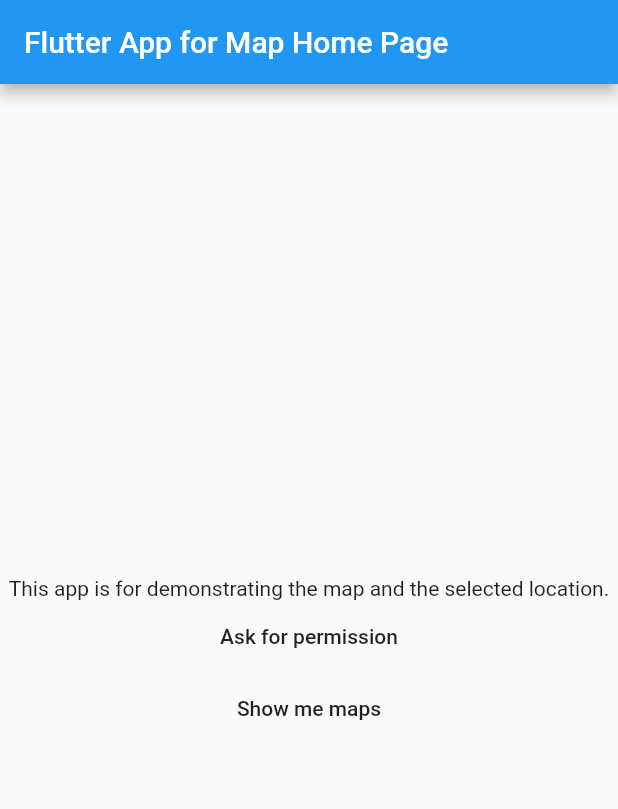
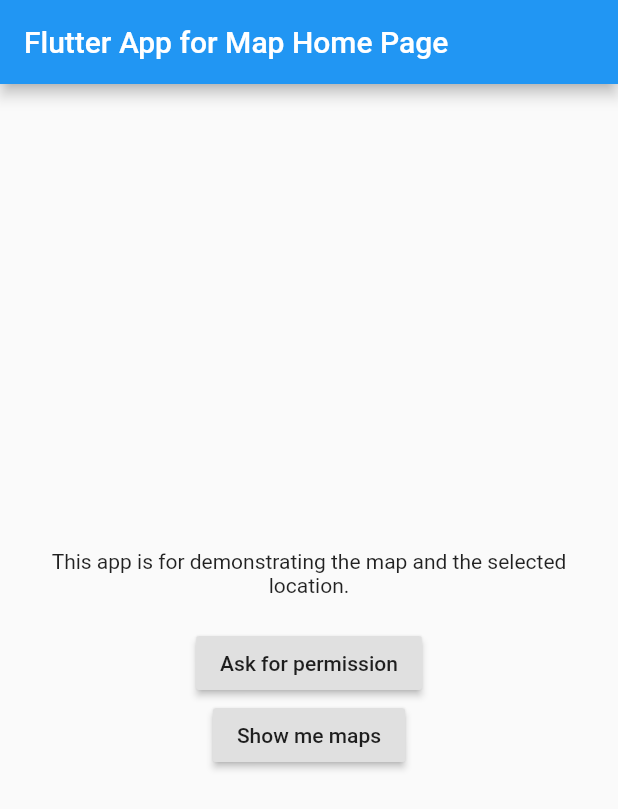
Before and after one commit to ghulamostafa/flutter_maps, a Flutter app: the screen it shows after launch, after a tap on "Ask for permission", on a phone screen of 412 x 824 dp. Shown: the top 809 px of the screen. Run offline on Flutter 3.47's test engine with Material 2 defaults, Android fonts, the phone set to English and light mode, and no system bars; our stand-ins replace permission_handler.

```diff
--- a/lib/main.dart
+++ b/lib/main.dart
@@ -1,4 +1,5 @@
 import 'package:flutter/material.dart';
+import 'package:permission_handler/permission_handler.dart';
 
 void main() => runApp(MyApp());
 
@@ -41,23 +42,36 @@ class _MyHomePageState extends State<MyHomePage> {
         title: Text(widget.title),
       ),
       body: Center(
+        child: Padding(
+          padding: const EdgeInsets.all(16.0),
           child: Column(
             mainAxisAlignment: MainAxisAlignment.center,
             children: <Widget>[
               Text(
-              'This app is for demonstrating the map and the selected location.'
+                'This app is for demonstrating the map and the selected location.',
+                textAlign: TextAlign.center,
               ),
-            FlatButton(
+              Container(
+                height: 20,
+              ),
+              RaisedButton(
                 child: Text('Ask for permission'),
-              onPressed: () {},
+                onPressed: () {
+                  doLocationPermissionAsk();
+                },
               ),
-            FlatButton(
+              RaisedButton(
                 child: Text('Show me maps'),
                 onPressed: () {},
               )
             ],
           ),
         ),
+      ),
     );
   }
+
+  Future doLocationPermissionAsk() async {
+    Map<PermissionGroup, PermissionStatus> permissions = await PermissionHandler().requestPermissions([PermissionGroup.location]);
   }
+}
--- a/pubspec.yaml
+++ b/pubspec.yaml
@@ -23,6 +23,8 @@ dependencies:
   # The following adds the Cupertino Icons font to your application.
   # Use with the CupertinoIcons class for iOS style icons.
   cupertino_icons: ^0.1.2
+
+  permission_handler: ^3.1.0
 
 dev_dependencies:
   flutter_test:
```
Also changed, not shown: pubspec.lock, 1 other file. Lines whose indentation alone changed are shown as unchanged.
